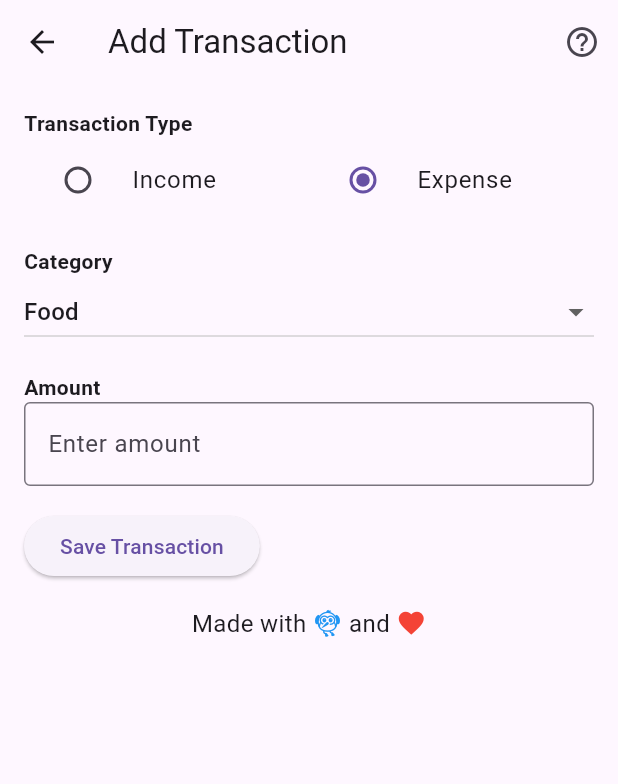
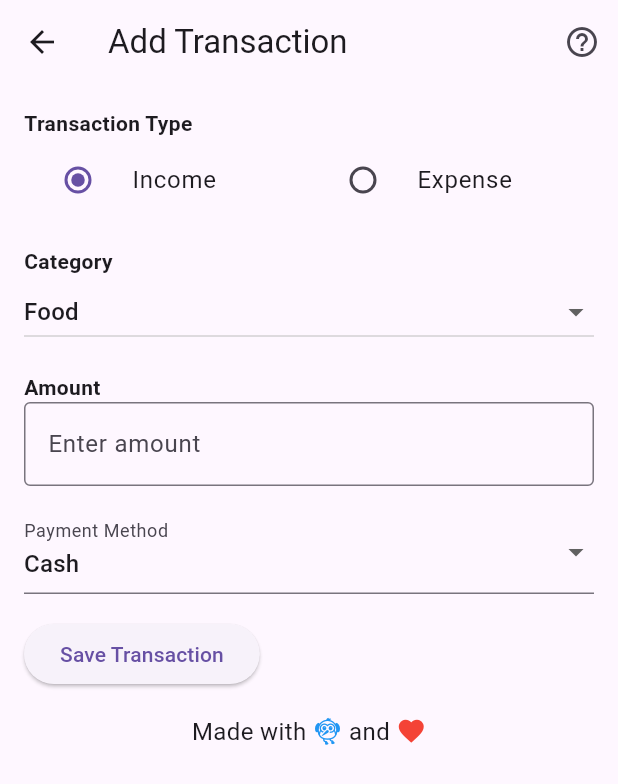
Before and after one commit to r41nm4k3r/expense_manager, a Flutter app: the AddTransactionScreen screen opened by its route, on a phone screen of 412 x 824 dp. Shown: the top 784 px of the screen. Run offline on Flutter 3.47's test engine with Material 3 defaults, Android fonts, the phone set to English and light mode, and no system bars; our stand-ins replace csv, fl_chart, shared_preferences; accounts and stored records are empty.

Commit message:
added payment method

```diff
--- a/lib/screens/add_transaction_screen.dart
+++ b/lib/screens/add_transaction_screen.dart
@@ -12,7 +12,8 @@ class AddTransactionScreen extends StatefulWidget {
 class _AddTransactionScreenState extends State<AddTransactionScreen> {
   // Default values
   String _selectedCategory = 'Food';
-  String _transactionType = 'Expense'; // Default transaction type
+  String _transactionType = 'Income'; // Default transaction type
+  String _paymentMethod = "Cash"; // Default payment method
   final _amountController = TextEditingController();
   final List<String> _categories = ['Food', 'Transport', 'Salary', 'Other'];
 
@@ -38,6 +39,7 @@ class _AddTransactionScreenState extends State<AddTransactionScreen> {
       'type': _transactionType,
       'category': _selectedCategory,
       'amount': double.parse(amount),
+      'paymentMethod': _paymentMethod, // Save payment method
       'date': DateTime.now().toString(),
     };
 
@@ -148,6 +150,24 @@ class _AddTransactionScreenState extends State<AddTransactionScreen> {
             ),
             const SizedBox(height: 16),
 
+            // Payment Method Dropdown
+            DropdownButtonFormField<String>(
+              value: _paymentMethod,
+              onChanged: (String? value) {
+                setState(() {
+                  _paymentMethod = value!;
+                });
+              },
+              items: ['Cash', 'Card']
+                  .map((method) => DropdownMenuItem<String>(
+                        value: method,
+                        child: Text(method),
+                      ))
+                  .toList(),
+              decoration: const InputDecoration(labelText: 'Payment Method'),
+            ),
+            const SizedBox(height: 16),
+
             // Save Button
             ElevatedButton(
               onPressed: _saveTransaction,
--- a/lib/screens/transaction_list_screen.dart
+++ b/lib/screens/transaction_list_screen.dart
@@ -226,6 +226,11 @@ class _TransactionListScreenState extends State<TransactionListScreen> {
                                     style: const TextStyle(
                                         color: Colors.grey, fontSize: 12),
                                   ),
+                                  Text(
+                                    'Payment Method: ${transaction['paymentMethod'] ?? 'Unknown'}',
+                                    style: const TextStyle(
+                                        color: Colors.grey, fontSize: 12),
+                                  ),
                                   SizedBox(height: 4),
                                   Row(
                                     mainAxisAlignment: MainAxisAlignment.end,
```
